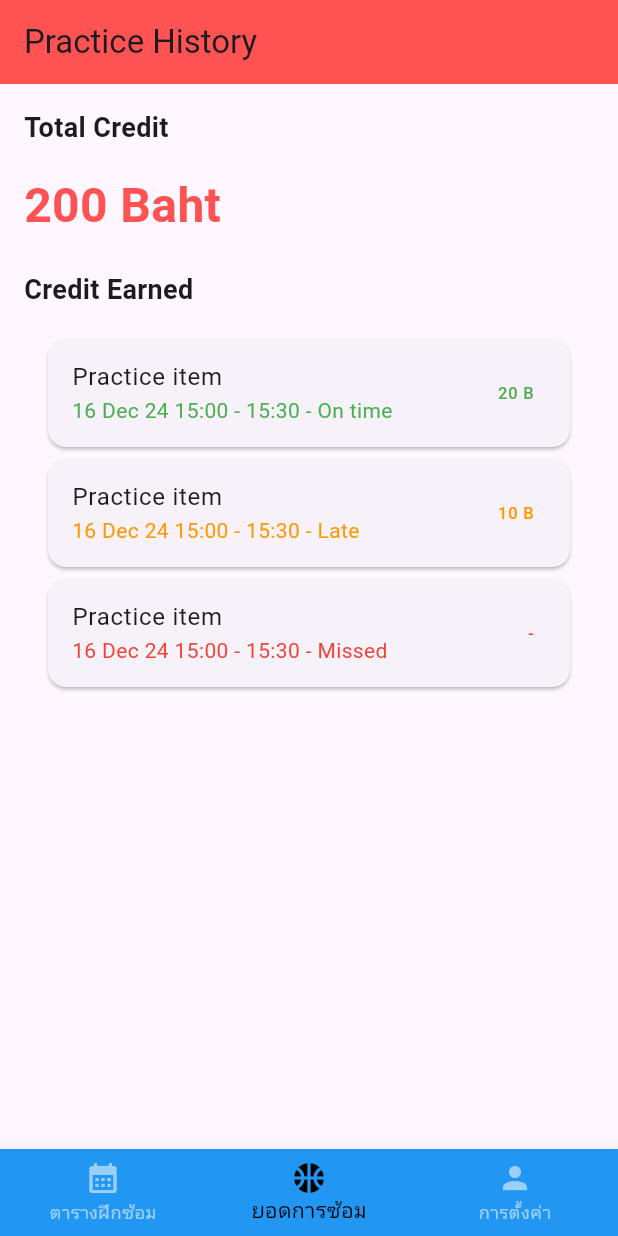
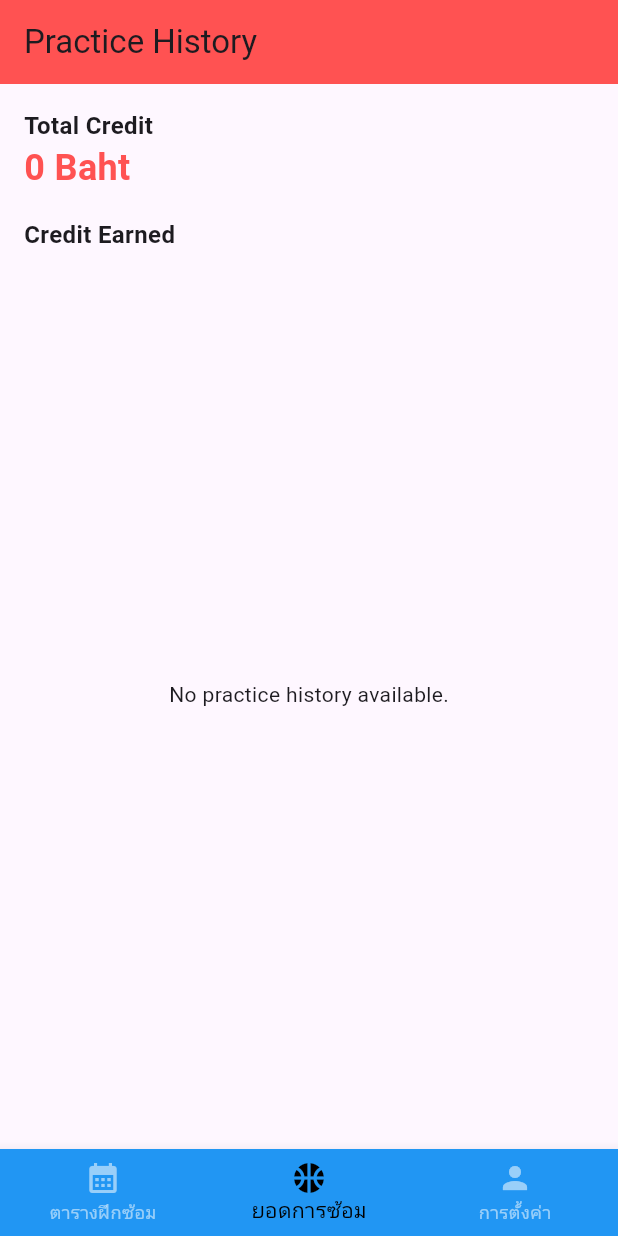
Before and after one commit to Pubodee058/projetreal, a Flutter app: the Mainuserpage screen opened directly, item 2 of the bottom bar chosen, on a phone screen of 412 x 824 dp. Run offline on Flutter 3.47's test engine with Material 3 defaults, Android fonts, the phone set to English and light mode, and no system bars; our stand-ins replace cloud_firestore, firebase_auth, firebase_core, table_calendar; accounts and stored records are empty.

Commit message:
praticehistoryUser

```diff
--- a/lib/Userpage/Mainuserpage.dart
+++ b/lib/Userpage/Mainuserpage.dart
@@ -14,7 +14,7 @@ class _MainuserpageState extends State<Mainuserpage> {
   // รายการหน้าในแต่ละแท็บ
   final List<Widget> _pages = [
     UserSchedulePage(),
-    Summarypracuserpage(),
+    UserPracticeHistoryPage(),
     Profileuserpage()
   ];
 
--- a/lib/Userpage/summaryparcpage.dart
+++ b/lib/Userpage/summaryparcpage.dart
@@ -1,32 +1,100 @@
+import 'package:cloud_firestore/cloud_firestore.dart';
+import 'package:firebase_auth/firebase_auth.dart';
 import 'package:flutter/material.dart';
+import 'package:intl/intl.dart';
 
-class Summarypracuserpage extends StatefulWidget {
+class UserPracticeHistoryPage extends StatefulWidget {
   @override
-  _SummarypracuserpageState createState() => _SummarypracuserpageState();
+  _UserPracticeHistoryPageState createState() => _UserPracticeHistoryPageState();
 }
 
-class _SummarypracuserpageState extends State<Summarypracuserpage> {
-  // Mockup Data for Credit Earned
-  List<Map<String, String>> creditEarned = [
-    {
-      'title': 'Practice item',
-      'date': '16 Dec 24 15:00 - 15:30',
-      'status': 'On time',
-      'credit': '20 B',
-    },
-    {
-      'title': 'Practice item',
-      'date': '16 Dec 24 15:00 - 15:30',
-      'status': 'Late',
-      'credit': '10 B',
-    },
-    {
-      'title': 'Practice item',
-      'date': '16 Dec 24 15:00 - 15:30',
-      'status': 'Missed',
-      'credit': '-',
-    },
-  ];
+class _UserPracticeHistoryPageState extends State<UserPracticeHistoryPage> {
+  FirebaseFirestore _firestore = FirebaseFirestore.instance;
+  User? user = FirebaseAuth.instance.currentUser;
+  String? stuFirstName;
+  String? stuLastName;
+  double totalCredit = 0.0; // 🏆 ตัวแปรเก็บค่า allowance
+  List<Map<String, dynamic>> practiceHistory = [];
+
+  @override
+  void initState() {
+    super.initState();
+    _fetchUserData();
+  }
+
+  /// 📌 ดึงข้อมูลชื่อจริง, นามสกุล และ Allowance ของ User
+  Future<void> _fetchUserData() async {
+    if (user == null) return;
+
+    DocumentSnapshot userDoc = await _firestore.collection('users').doc(user!.uid).get();
+
+    if (userDoc.exists) {
+      setState(() {
+        stuFirstName = userDoc['stu_firstname'];
+        stuLastName = userDoc['stu_lastname'];
+        totalCredit = (userDoc['allowance'] ?? 0).toDouble(); // ✅ ดึง `allowance` ถ้าไม่มีให้เป็น `0`
+      });
+
+      _fetchPracticeHistory(); // ดึงประวัติการเข้าร่วมหลังจากได้ข้อมูลชื่อแล้ว
+    }
+  }
+
+  /// 📌 ดึงข้อมูลประวัติการเข้าร่วมของ User
+  Future<void> _fetchPracticeHistory() async {
+    if (stuFirstName == null || stuLastName == null) return;
+
+    QuerySnapshot query = await _firestore
+        .collection('practice_users')
+        .where('stu_firstname', isEqualTo: stuFirstName)
+        .where('stu_lastname', isEqualTo: stuLastName)
+        .orderBy('prt_date', descending: true)
+        .get();
+
+    List<Map<String, dynamic>> fetchedData = await Future.wait(
+      query.docs.map((doc) async {
+        DocumentSnapshot practiceDoc = await _firestore.collection('pratice').doc(doc['practice_id']).get();
+        return {
+          'title': practiceDoc.exists ? practiceDoc['prt_title'] : 'Unknown Practice',
+          'date': (doc['prt_date'] as Timestamp).toDate(),
+          'start_time': practiceDoc.exists ? practiceDoc['prt_start_time'] : 'N/A',
+          'end_time': practiceDoc.exists ? practiceDoc['prt_end_time'] : 'N/A',
+          'status': doc['status'], // ดึงสถานะมาเพื่อเปลี่ยนสีการ์ด
+        };
+      }).toList(),
+    );
+
+    setState(() {
+      practiceHistory = fetchedData;
+    });
+  }
+
+  /// 📌 ฟังก์ชันกำหนดสีของการ์ดตาม `status`
+  Color _getCardColor(String status) {
+    switch (status) {
+      case 'on_time':
+        return Colors.green[100]!; // สีเขียวอ่อน
+      case 'late':
+        return Colors.orange[100]!; // สีเหลืองอ่อน
+      case 'absent':
+        return Colors.red[100]!; // สีแดงอ่อน
+      default:
+        return Colors.grey[200]!; // สีเทาสำหรับค่าที่ไม่รู้จัก
+    }
+  }
+
+  /// 📌 ฟังก์ชันกำหนดสีของตัวอักษรตาม `status`
+  Color _getTextColor(String status) {
+    switch (status) {
+      case 'on_time':
+        return Colors.green;
+      case 'late':
+        return Colors.orange;
+      case 'absent':
+        return Colors.red;
+      default:
+        return Colors.black;
+    }
+  }
 
   @override
   Widget build(BuildContext context) {
@@ -40,47 +108,55 @@ class _SummarypracuserpageState extends State<Summarypracuserpage> {
         child: Column(
           crossAxisAlignment: CrossAxisAlignment.start,
           children: [
-            // Total Credit Section
-            Padding(
-              padding: const EdgeInsets.only(bottom: 16.0),
-              child: Text(
-                'Total Credit',
-                style: TextStyle(fontSize: 18, fontWeight: FontWeight.bold),
-              ),
+            /// 🔹 **Header: Total Credit**
+            Text(
+              "Total Credit",
+              style: TextStyle(fontSize: 16, fontWeight: FontWeight.bold),
             ),
             Text(
-              '200 Baht',
-              style: TextStyle(fontSize: 32, color: Colors.redAccent, fontWeight: FontWeight.bold),
+              "${totalCredit.toStringAsFixed(0)} Baht", // ✅ แสดงค่า allowance
+              style: TextStyle(fontSize: 24, fontWeight: FontWeight.bold, color: Colors.redAccent),
             ),
-            SizedBox(height: 20),
 
-            // Credit Earned Section
-            Padding(
-              padding: const EdgeInsets.only(bottom: 16.0),
-              child: Text(
-                'Credit Earned',
-                style: TextStyle(fontSize: 18, fontWeight: FontWeight.bold),
+            SizedBox(height: 16),
+
+            /// 🔹 **Header: Credit Earned**
+            Text(
+              "Credit Earned",
+              style: TextStyle(fontSize: 16, fontWeight: FontWeight.bold),
             ),
-            ),
+
+            SizedBox(height: 8),
+
+            /// 🔹 **แสดงประวัติการเข้าร่วม**
             Expanded(
-              child: ListView(
-                children: creditEarned.map((practice) {
+              child: practiceHistory.isEmpty
+                  ? Center(child: Text("No practice history available."))
+                  : ListView.builder(
+                      itemCount: practiceHistory.length,
+                      itemBuilder: (context, index) {
+                        var practice = practiceHistory[index];
                         return Card(
-                    elevation: 1,
-                    margin: EdgeInsets.symmetric(horizontal: 16, vertical: 4),
+                          color: _getCardColor(practice['status']), // เปลี่ยนสีการ์ดตาม `status`
+                          margin: EdgeInsets.symmetric(vertical: 8),
                           child: ListTile(
-                      title: Text(practice['title'] ?? 'No Title'),
+                            title: Text(practice['title']),
                             subtitle: Text(
-                        '${practice['date']} - ${practice['status']}',
-                        style: TextStyle(color: practice['status'] == 'On time' ? Colors.green : (practice['status'] == 'Late' ? Colors.orange : Colors.red)),
+                              "${DateFormat('dd MMM yy').format(practice['date'])} "
+                              "${practice['start_time']} - ${practice['end_time']}  ",
+                              style: TextStyle(color: _getTextColor(practice['status'])), // เปลี่ยนสีตัวอักษร
                             ),
                             trailing: Text(
-                        practice['credit'] ?? '-',
-                        style: TextStyle(color: practice['status'] == 'On time' ? Colors.green : (practice['status'] == 'Late' ? Colors.orange : Colors.red)),
+                              practice['status'] == 'on_time'
+                                  ? "✅"
+                                  : practice['status'] == 'late'
+                                      ? "⚠️"
+                                      : "❌",
+                              style: TextStyle(fontSize: 16, fontWeight: FontWeight.bold),
                             ),
                           ),
                         );
-                }).toList(),
+                      },
                     ),
             ),
           ],
```
Lines whose indentation alone changed are shown as unchanged.
